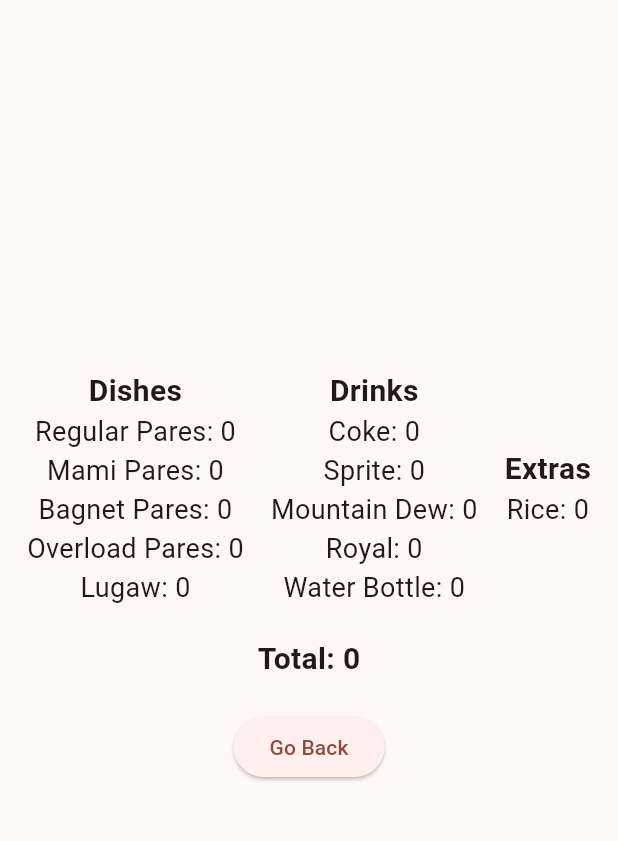
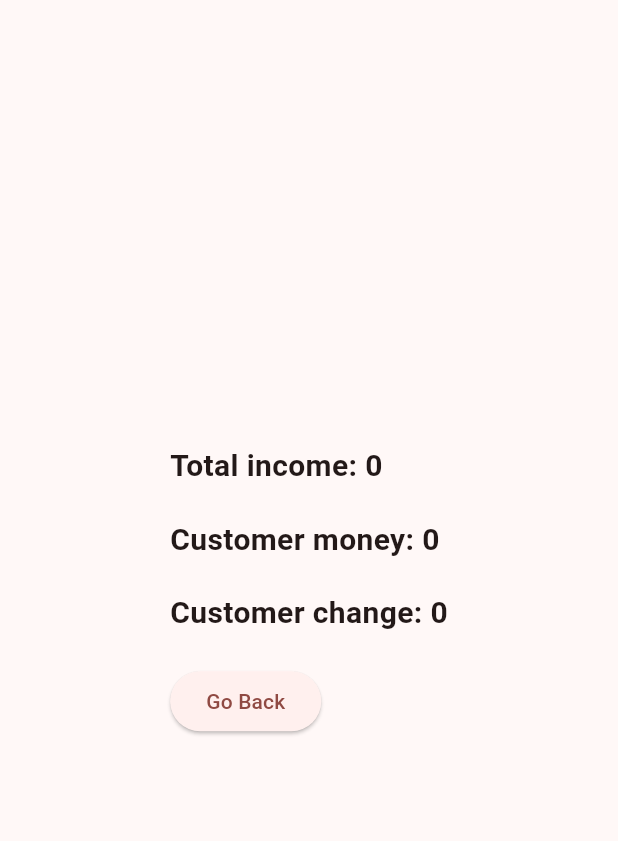
Before and after one commit to TCAppend/WowPares-Calculator, a Flutter app: the ResultsPage screen opened directly with empty values, on a phone screen of 412 x 824 dp, the part 84-925 px from its top. Run offline on Flutter 3.47's test engine with Material 3 defaults, Android fonts, the phone set to English and light mode, and no system bars.

Commit message:
updates
- Added a flutter service import for text to integer conversion

-Added user money feature

-cleaned up results page
   -removed the table structure
   -cleaned up the code, instead textline computations, theres data types involved

```diff
--- a/wowparescalculatorapp/lib/results_page.dart
+++ b/wowparescalculatorapp/lib/results_page.dart
@@ -30,12 +30,15 @@ class ResultsPage extends StatelessWidget {
   final int RoyalValue;
   final int RoyalAmount;
 
-  final int WaterBottleValue;
-  final int WaterBottleAmount;
+  final int WaterBottlesmallValue;
+  final int WaterBottlesmallAmount;
 
   //Extra
   final int RiceValue;
   final int Rice;
+
+  // User money
+  final int Money;
 
 
   const ResultsPage({super.key,
@@ -68,12 +71,15 @@ class ResultsPage extends StatelessWidget {
     required this.RoyalValue,
     required this.RoyalAmount,
 
-    required this.WaterBottleValue,
-    required this.WaterBottleAmount,
+    required this.WaterBottlesmallValue,
+    required this.WaterBottlesmallAmount,
 
     //Extra
     required this.RiceValue,
     required this.Rice,
+
+    //user money
+    required this.Money,
   });
 
 
@@ -82,54 +88,65 @@ class ResultsPage extends StatelessWidget {
 
    @override
 Widget build(BuildContext context) {
+  final int total =
+      (ParesValue * ParesRegular_Amount) +
+      (ParesMamiValue * ParesMami_Amount) +
+      (ParesBagnetValue * ParesBagnet_Amount) +
+      (ParesOverloadValue * ParesOverload_Amount) +
+      (LugawValue * Lugaw_Amount) +
+      (CokeValue * CokeAmount) +
+      (SpriteValue * SpriteAmount) +
+      (MountainDewValue * MountainDewAmount) +
+      (RoyalValue * RoyalAmount) +
+      (WaterBottlesmallValue * WaterBottlesmallAmount) +
+      (RiceValue * Rice);
+
+  List<Widget> items = [];
+
+  void addItem(String label, int value) {
+    if (value > 0) {
+      items.add(Text("$label: $value", style: TextStyle(fontSize: 18)));
+    }
+  }
+
+
+  addItem("Regular Pares", ParesValue * ParesRegular_Amount);
+  addItem("Mami Pares", ParesMamiValue * ParesMami_Amount);
+  addItem("Bagnet Pares", ParesBagnetValue * ParesBagnet_Amount);
+  addItem("Overload Pares", ParesOverloadValue * ParesOverload_Amount);
+  addItem("Lugaw", LugawValue * Lugaw_Amount);
+
+  addItem("Coke", CokeValue * CokeAmount);
+  addItem("Sprite", SpriteValue * SpriteAmount);
+  addItem("Mountain Dew", MountainDewValue * MountainDewAmount);
+  addItem("Royal", RoyalValue * RoyalAmount);
+  addItem("Water Bottle", WaterBottlesmallValue * WaterBottlesmallAmount);
+
+  addItem("Rice", RiceValue * Rice);
+
+
+  int Final = Money - total;
   return Scaffold(
     appBar: AppBar(
       backgroundColor: Color.fromARGB(255, 182, 25, 25),
-        title: Text(
-          'WowPares Calculator',
-          style: TextStyle(color: Colors.white),
-        ),
+      title: Text('WowPares Calculator', style: TextStyle(color: Colors.white)),
     ),
     body: Center(
+      child: SingleChildScrollView(
+        padding: EdgeInsets.all(16),
         child: Column(
           mainAxisAlignment: MainAxisAlignment.center,
+          crossAxisAlignment: CrossAxisAlignment.start,
           children: [
-            Row(
-              mainAxisAlignment: MainAxisAlignment.spaceEvenly,
-              children: [
-                Column(
-                  children: [
-                    Text("Dishes", style: TextStyle(fontSize: 20, fontWeight: FontWeight.bold)),
-                    Text("Regular Pares: ${ParesValue * ParesRegular_Amount}", style: TextStyle(fontSize: 18)),
-                    Text("Mami Pares: ${ParesMamiValue * ParesMami_Amount}", style: TextStyle(fontSize: 18)),
-                    Text("Bagnet Pares: ${ParesBagnetValue * ParesBagnet_Amount}", style: TextStyle(fontSize: 18)),
-                    Text("Overload Pares: ${ParesOverloadValue * ParesOverload_Amount}", style: TextStyle(fontSize: 18)),
-                    Text("Lugaw: ${LugawValue * Lugaw_Amount}", style: TextStyle(fontSize: 18)),
-                  ],
-                ),
-                Column(
-                  children: [
-                    Text("Drinks", style: TextStyle(fontSize: 20, fontWeight: FontWeight.bold)),
-                    Text("Coke: ${CokeValue * CokeAmount}", style: TextStyle(fontSize: 18)),
-                    Text("Sprite: ${SpriteValue * SpriteAmount}", style: TextStyle(fontSize: 18)),
-                    Text("Mountain Dew: ${MountainDewValue * MountainDewAmount}", style: TextStyle(fontSize: 18)),
-                    Text("Royal: ${RoyalValue * RoyalAmount}", style: TextStyle(fontSize: 18)),
-                    Text("Water Bottle: ${WaterBottleValue * WaterBottleAmount}", style: TextStyle(fontSize: 18)),
-                  ],
-                ),
-                Column(
-                  children: [
-                    Text("Extras", style: TextStyle(fontSize: 20, fontWeight: FontWeight.bold)),
-                    Text("Rice: ${RiceValue * Rice}", style: TextStyle(fontSize: 18)),
-                  ],
-                ),
-              ],
-            ),
+            if (items.isNotEmpty)
+              Text("Order Summary", style: TextStyle(fontSize: 20, fontWeight: FontWeight.bold)),
+            ...items,
             SizedBox(height: 20),
-            Text(
-              "Total: ${(RiceValue * Rice) + (ParesMamiValue * ParesMami_Amount) + (ParesValue * ParesRegular_Amount) + (ParesBagnetValue * ParesBagnet_Amount) + (ParesOverloadValue * ParesOverload_Amount) + (LugawValue * Lugaw_Amount) + (CokeValue * CokeAmount) + (SpriteValue * SpriteAmount) + (MountainDewValue * MountainDewAmount) + (RoyalValue * RoyalAmount) + (WaterBottleValue * WaterBottleAmount)}",
-              style: TextStyle(fontSize: 20, fontWeight: FontWeight.bold),
-            ),
+            Text("Total income: $total", style: TextStyle(fontSize: 20, fontWeight: FontWeight.bold)),
+            SizedBox(height: 20),
+            Text("Customer money: $Money", style: TextStyle(fontSize: 20, fontWeight: FontWeight.bold)),
+            SizedBox(height: 20),
+            Text("Customer change: $Final", style: TextStyle(fontSize: 20, fontWeight: FontWeight.bold)),
             SizedBox(height: 20),
             ElevatedButton(
               onPressed: () {
@@ -140,6 +157,8 @@ class ResultsPage extends StatelessWidget {
           ],
         ),
       ),
+    ),
   );
 }
+
 }
```
Also changed, not shown: wowparescalculatorapp/lib/main.dart (+163 -32 lines). Lines whose indentation alone changed are shown as unchanged.
